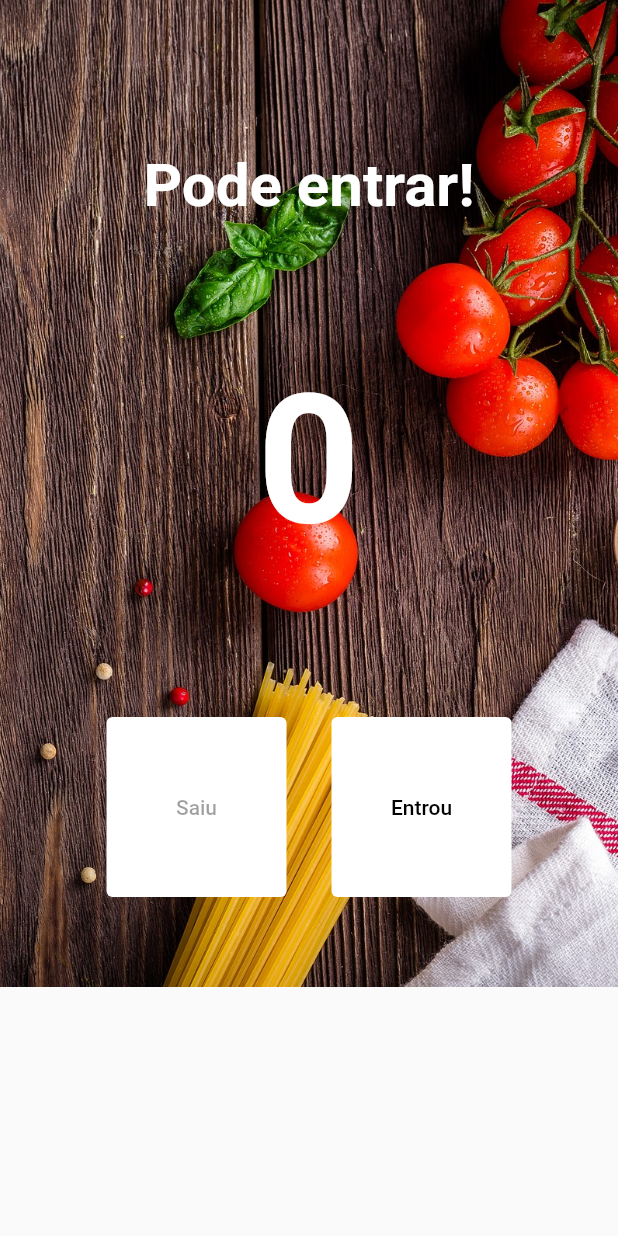
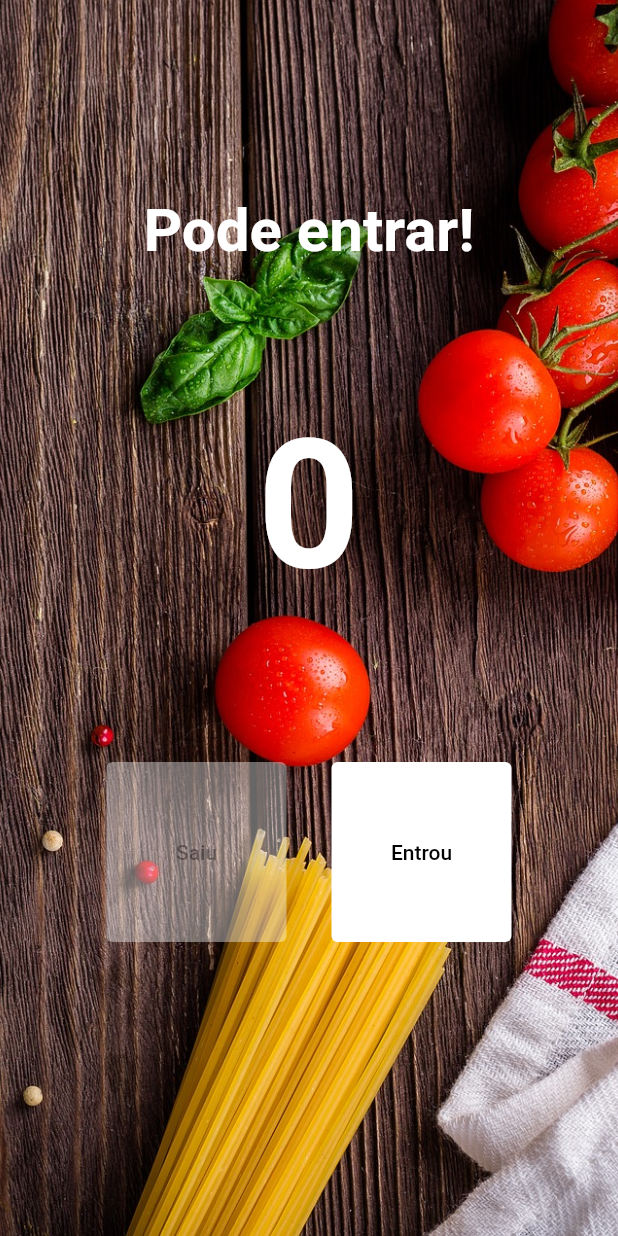
Before and after one commit to AndreAquilau/counter-people, a Flutter app: the screen it shows after launch, on a phone screen of 412 x 824 dp. Run offline on Flutter 3.47's test engine with Material 2 defaults, Android fonts, the phone set to English and light mode, and no system bars.

Commit message:
Styles buttons

```diff
--- a/lib/main.dart
+++ b/lib/main.dart
@@ -24,8 +24,7 @@ class _CounterPeopleAppState extends State<CounterPeopleApp> {
   Widget build(BuildContext context) {
     return MaterialApp(
       home: Scaffold(
-          body: SingleChildScrollView(
-        child: BackgroundImage(
+          body: BackgroundImage(
             urlImage: urlImage,
             child: Container(
               padding: const EdgeInsets.all(60),
@@ -33,24 +32,26 @@ class _CounterPeopleAppState extends State<CounterPeopleApp> {
               alignment: Alignment.center,
               child: Column(
                 children: [
-                const SizedBox(height: 40),
+                  const SizedBox(height: 70),
                   TitleVisibility(
                     title: 'Pode entrar!',
                     fontSize: 40,
                     fontWeight: FontWeight.bold,
                     visible: _idNotLotado,
+                    color: Colors.white,
                   ),
                   TitleVisibility(
                     title: 'Lotado',
                     fontSize: 40,
                     fontWeight: FontWeight.bold,
                     visible: (_idNotLotado ? false : true),
+                    color: Colors.red,
                   ),
                   const SizedBox(height: 90),
                   Text(
                     _counter.toString(),
-                  style: const TextStyle(
-                    color: Colors.white,
+                    style: TextStyle(
+                      color: (_idNotLotado ? Colors.white : Colors.red),
                       fontSize: 120,
                       fontWeight: FontWeight.bold,
                     ),
@@ -63,7 +64,7 @@ class _CounterPeopleAppState extends State<CounterPeopleApp> {
                         onPressed: _counter > 0 ? sair : null,
                         child: const Text('Saiu'),
                         style: TextButton.styleFrom(
-                        backgroundColor: Colors.white,
+                          backgroundColor: _counter == 0 ? Colors.white.withOpacity(0.4) : Colors.white,
                           fixedSize: const Size(120, 120),
                           primary: Colors.black,
                         ),
@@ -73,14 +74,13 @@ class _CounterPeopleAppState extends State<CounterPeopleApp> {
                         onPressed: _idNotLotado ? entrar : null,
                         child: const Text('Entrou'),
                         style: TextButton.styleFrom(
-                          backgroundColor: Colors.white,
+                            backgroundColor: _idNotLotado ? Colors.white : Colors.white.withOpacity(0.2),
                             fixedSize: const Size(120, 120),
                             primary: Colors.black),
                       ),
                     ],
                   ),
                 ],
-            ),
               ),
             ),
           )),
@@ -137,6 +137,7 @@ class TitleVisibility extends StatelessWidget {
   final double fontSize;
   final FontWeight fontWeight;
   bool visible;
+  Color color;
 
   TitleVisibility({
     Key? key,
@@ -144,6 +145,7 @@ class TitleVisibility extends StatelessWidget {
     required this.fontSize,
     required this.fontWeight,
     this.visible = false,
+    required this.color,
   }) : super(key: key);
 
   @override
@@ -153,7 +155,7 @@ class TitleVisibility extends StatelessWidget {
       child: Text(
         title,
         style: TextStyle(
-          color: Colors.white,
+          color: color,
           fontSize: fontSize,
           fontWeight: fontWeight,
         ),
```
Lines whose indentation alone changed are shown as unchanged.
